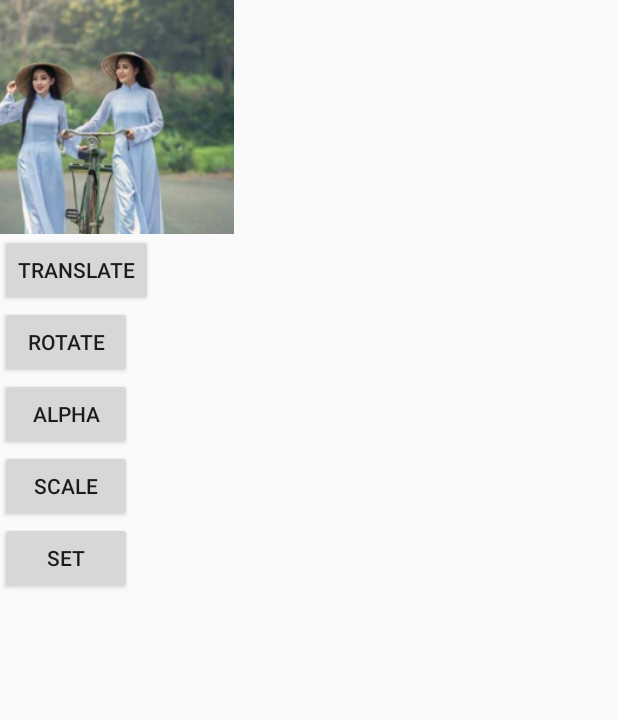
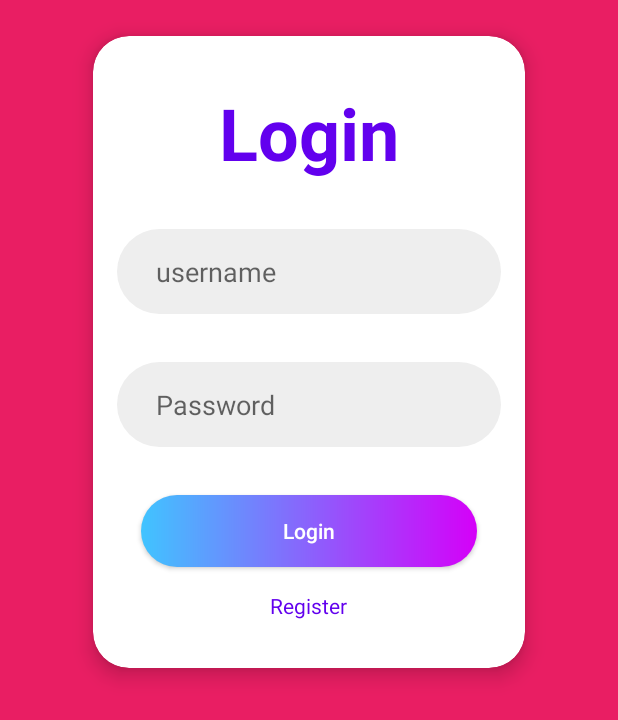
Before and after one commit to land2007e/android-common, an Android app: the screen it shows after launch (AnimationActivity before the commit, FragmentActivity after it), on a phone screen of 412 x 824 dp. Shown: the top 720 px of the screen. Run offline under Robolectric (Android 15) with nearby library versions, the light colour scheme and no system bars; our stand-ins replace data binding.

Commit message:
demo fragment

```diff
--- a/app/src/main/AndroidManifest.xml
+++ b/app/src/main/AndroidManifest.xml
@@ -19,6 +19,9 @@
         </activity>
         <activity android:name=".StoreListActivity"/>
         <activity android:name=".AnimationActivity">
+
+        </activity>
+        <activity android:name=".ui.FragmentActivity">
             <intent-filter>
                 <action android:name="android.intent.action.MAIN" />
 
--- /dev/null
+++ b/app/src/main/java/com/ddona/demorecycleview/ui/FragmentActivity.kt
@@ -0,0 +1,46 @@
+package com.ddona.demorecycleview.ui
+
+import android.os.Bundle
+import androidx.appcompat.app.AppCompatActivity
+import com.ddona.demorecycleview.R
+import com.ddona.demorecycleview.ui.fragment.LoginFragment
+import com.ddona.demorecycleview.ui.fragment.RegisterFragment
+
+class FragmentActivity : AppCompatActivity() {
+    override fun onCreate(savedInstanceState: Bundle?) {
+        super.onCreate(savedInstanceState)
+        setContentView(R.layout.activity_fragment)
+        addLoginFragment()
+    }
+
+    private fun addLoginFragment() {
+        val manager = supportFragmentManager
+        val tran = manager.beginTransaction()
+        val fr = LoginFragment()
+        tran.add(R.id.content, fr)
+
+        tran.commit()
+    }
+
+    fun addRegisterFragment(username: String, password: String) {
+        val manager = supportFragmentManager
+        val tran = manager.beginTransaction()
+        val fr = RegisterFragment()
+        val b = Bundle()
+        b.putString("username", username)
+        b.putString("password", password)
+
+        fr.arguments = b
+
+        tran
+            .setCustomAnimations(
+                R.anim.open_open,
+                R.anim.open_close,
+                R.anim.close_open,
+                R.anim.close_close
+            )
+            .replace(R.id.content, fr)
+            .addToBackStack(null)
+            .commit()
+    }
+}
--- /dev/null
+++ b/app/src/main/java/com/ddona/demorecycleview/ui/fragment/LoginFragment.kt
@@ -0,0 +1,60 @@
+package com.ddona.demorecycleview.ui.fragment
+
+import android.os.Bundle
+import android.util.Log
+import android.view.LayoutInflater
+import android.view.View
+import android.view.ViewGroup
+import androidx.fragment.app.Fragment
+import com.ddona.demorecycleview.databinding.ActivityLoginBinding
+import com.ddona.demorecycleview.ui.FragmentActivity
+
+class LoginFragment : Fragment(), View.OnClickListener {
+    companion object{
+        val TAG = LoginFragment::class.java.name
+    }
+
+    private lateinit var binding: ActivityLoginBinding
+    override fun onCreate(savedInstanceState: Bundle?) {
+        super.onCreate(savedInstanceState)
+        Log.d(TAG, "onCreate..............")
+    }
+
+    override fun onCreateView(
+        inflater: LayoutInflater,
+        container: ViewGroup?,
+        savedInstanceState: Bundle?
+    ): View {
+        binding= ActivityLoginBinding.inflate(inflater, container, false)
+        Log.d(TAG, "onCreateView....")
+        binding.btnLogin.setOnClickListener(this)
+        return binding.root
+    }
+    override fun onClick(v: View) {
+        (activity as FragmentActivity).addRegisterFragment(
+            binding.edtUsername.text.toString(),
+            binding.edtPassword.text.toString()
+        )
+    }
+    override fun onResume() {
+        super.onResume()
+        Log.d(TAG, "onResume....")
+    }
+
+    override fun onPause() {
+        Log.d(TAG, "onPause....")
+        super.onPause()
+    }
+
+    override fun onDestroyView() {
+        Log.d(TAG, "onDestroyView....")
+        super.onDestroyView()
+    }
+
+    override fun onDestroy() {
+        Log.d(TAG, "onDestroyView....")
+        super.onDestroy()
+    }
+
+
+}
--- /dev/null
+++ b/app/src/main/res/layout/activity_fragment.xml
@@ -0,0 +1,14 @@
+<?xml version="1.0" encoding="utf-8"?>
+<LinearLayout xmlns:android="http://schemas.android.com/apk/res/android"
+    android:layout_width="match_parent"
+    android:background="@color/colorAccent"
+    android:layout_height="match_parent"
+    android:orientation="vertical">
+
+    <FrameLayout
+        android:layout_width="match_parent"
+        android:id="@+id/content"
+
+        android:background="@color/colorPrimary"
+        android:layout_height="match_parent"/>
+</LinearLayout>
--- a/app/src/main/res/layout/activity_login.xml
+++ b/app/src/main/res/layout/activity_login.xml
@@ -1,7 +1,9 @@
 <?xml version="1.0" encoding="utf-8"?>
-<layout xmlns:app="http://schemas.android.com/apk/res-auto"
-    xmlns:android="http://schemas.android.com/apk/res/android">
+<layout xmlns:android="http://schemas.android.com/apk/res/android"
+    xmlns:app="http://schemas.android.com/apk/res-auto">
+
     <LinearLayout
+        android:background="#e91e63"
         android:layout_width="match_parent"
         android:layout_height="match_parent"
         android:orientation="vertical">
```
Also changed, not shown: app/src/main/java/com/ddona/demorecycleview/ui/fragment/RegisterFragment.kt (added, +25 -0 lines). Lines whose indentation alone changed are shown as unchanged.
